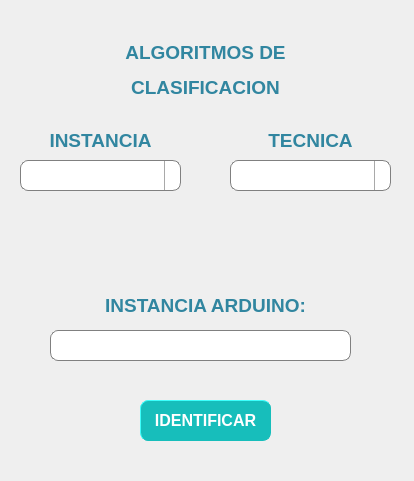
The window that main.ui (Leo-Zubiri/Classification_techniques_Embedded_System) describes before a commit, drawn with Qt 5.
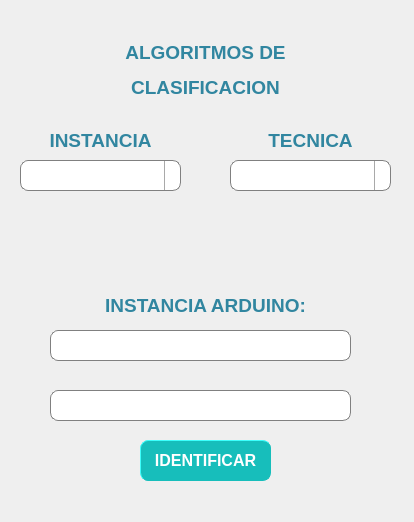
The same window after the commit. Icons and pictures are not drawn.

Patch:
```diff
--- a/main.ui
+++ b/main.ui
@@ -7,7 +7,7 @@
     <x>0</x>
     <y>0</y>
     <width>414</width>
-    <height>481</height>
+    <height>522</height>
    </rect>
   </property>
   <property name="windowTitle">
@@ -123,7 +123,7 @@
     <property name="geometry">
      <rect>
       <x>140</x>
-      <y>400</y>
+      <y>440</y>
       <width>131</width>
       <height>41</height>
      </rect>
@@ -280,6 +280,19 @@
      </size>
     </property>
    </widget>
+   <widget class="QLineEdit" name="instancia_ard_2">
+    <property name="enabled">
+     <bool>true</bool>
+    </property>
+    <property name="geometry">
+     <rect>
+      <x>50</x>
+      <y>390</y>
+      <width>301</width>
+      <height>31</height>
+     </rect>
+    </property>
+   </widget>
   </widget>
  </widget>
  <resources/>
```
